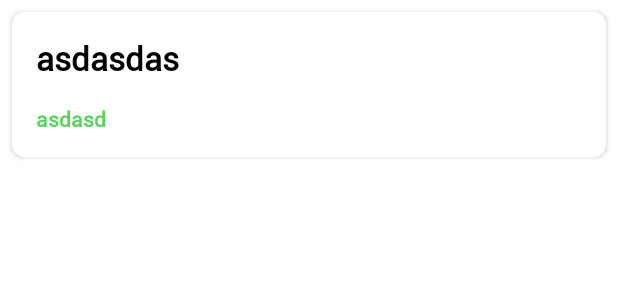
After one commit to QuietsMum/Orzu_uslugi, an Android app: the layout thrd.xml on its own in the app's theme, with its tools: preview values and no code run, on a phone screen of 412 x 824 dp. The commit adds this screen. Shown: the top 300 px of the screen. Run offline under Robolectric (Android 15) with nearby library versions, the phone set to English and light mode, and no system bars.

Commit message:
Заполните все поля!

```diff
--- a/app/src/main/java/orzu/org/Fragment4.java
+++ b/app/src/main/java/orzu/org/Fragment4.java
@@ -36,6 +36,7 @@ import java.util.Map;
 
 import javax.net.ssl.HttpsURLConnection;
 
+import orzu.org.Notification.AdapterDifferentLayout;
 import orzu.org.ui.login.model;
 
 public class Fragment4 extends Fragment implements View.OnClickListener, SwipeRefreshLayout.OnRefreshListener  {
@@ -107,7 +108,7 @@ public class Fragment4 extends Fragment implements View.OnClickListener, SwipeRe
         textnotask.setVisibility(View.INVISIBLE);
         rv = view.findViewById(R.id.rvMy);
 
-       // rv.setHasFixedSize(true);
+        // rv.setHasFixedSize(true);
         rv.setNestedScrollingEnabled(false);
         LinearLayoutManager llm = new LinearLayoutManager(getContext());
         rv.setLayoutManager(llm);
--- a/app/src/main/java/orzu/org/Main2Activity.java
+++ b/app/src/main/java/orzu/org/Main2Activity.java
@@ -173,6 +173,8 @@ public class Main2Activity extends AppCompatActivity
             // Выводим выбранный пункт в заголовке
             setTitle(item.getTitle());
 
+
+        }else if(id==R.id.fourth){
 
         }
         DrawerLayout drawer = findViewById(R.id.drawer_layout);
--- a/app/src/main/res/layout/feedback_item.xml
+++ b/app/src/main/res/layout/feedback_item.xml
@@ -2,7 +2,7 @@
 <RelativeLayout xmlns:android="http://schemas.android.com/apk/res/android"
     xmlns:app="http://schemas.android.com/apk/res-auto"
     android:layout_width="match_parent"
-    android:layout_height="match_parent"
+    android:layout_height="wrap_content"
     android:layout_margin="8dp"
     android:orientation="vertical"
     android:padding="8dp">
--- /dev/null
+++ b/app/src/main/res/layout/thrd.xml
@@ -0,0 +1,69 @@
+<?xml version="1.0" encoding="utf-8"?>
+<androidx.cardview.widget.CardView xmlns:android="http://schemas.android.com/apk/res/android"
+    xmlns:app="http://schemas.android.com/apk/res-auto"
+    xmlns:tools="http://schemas.android.com/tools"
+    android:id="@+id/card_main"
+    android:layout_width="match_parent"
+    android:layout_height="wrap_content"
+    android:foreground="?android:attr/selectableItemBackground"
+    android:clickable="true"
+    app:cardCornerRadius="8dp"
+    android:layout_marginStart="8dp"
+    android:layout_marginLeft="8dp"
+    android:layout_marginTop="8dp"
+    android:layout_marginEnd="8dp"
+    android:layout_marginRight="8dp"
+    android:layout_marginBottom="8dp"
+    android:orientation="vertical"
+    android:focusable="true">
+
+
+    <androidx.constraintlayout.widget.ConstraintLayout
+        android:layout_width="match_parent"
+        android:layout_height="wrap_content"
+        android:padding="8dp"
+        android:layout_marginBottom="8dp"
+        android:layout_marginTop="8dp"
+        android:layout_marginStart="8dp"
+        android:layout_marginEnd="8dp"
+        android:layout_marginRight="8dp"
+        android:layout_marginLeft="8dp">
+
+
+        <TextView
+            android:id="@+id/kondic"
+            android:layout_width="fill_parent"
+            android:layout_height="wrap_content"
+            android:layout_gravity="start"
+            android:text="asdasdas"
+            android:textSize="22sp"
+            app:layout_constraintTop_toTopOf="parent"
+            android:textStyle="bold"
+            android:textColor="@android:color/black"
+            app:layout_constraintStart_toStartOf="parent"/>
+
+
+
+        <TextView
+            android:id="@+id/desc"
+            android:layout_width="0dp"
+            android:layout_height="wrap_content"
+            android:layout_gravity="center"
+            android:layout_marginTop="16dp"
+            android:text="asdasd"
+            android:textSize="14sp"
+            android:textStyle="bold"
+            android:textColor="@color/colorPrimary"
+            app:layout_constraintLeft_toLeftOf="parent"
+            app:layout_constraintTop_toBottomOf="@id/kondic"
+            app:layout_constraintRight_toRightOf="parent"/>
+
+
+
+
+    </androidx.constraintlayout.widget.ConstraintLayout>
+
+
+
+
+</androidx.cardview.widget.CardView>
--- a/app/src/main/res/menu/activity_main2_drawer.xml
+++ b/app/src/main/res/menu/activity_main2_drawer.xml
@@ -18,6 +18,10 @@
             android:id="@+id/third"
             android:icon="@drawable/ic_cloud_done_48pt_3x"
             android:title="@string/my_tasks" />
+        <item
+            android:id="@+id/fourth"
+            android:icon="@drawable/ic_cloud_done_48pt_3x"
+            android:title="@string/notification" />
 
     </group>
 
--- a/app/src/main/res/values/strings.xml
+++ b/app/src/main/res/values/strings.xml
@@ -83,6 +83,7 @@
     <string name="share_user">Поделиться</string>
     <string name="setting_user">Редактирование</string>
     <string name="subscribes">подписка на категории</string>
+    <string name="notification">Уведомления</string>
 
     <string-array name="datecreatelist">
         <item>В любое время</item>
```
Also changed, not shown: app/src/main/java/orzu/org/Notification/AdapterDifferentLayout.java (added, +169 -0 lines), app/src/main/java/orzu/org/Notification/ChooseYouItem.java (added, +59 -0 lines), app/src/main/java/orzu/org/Notification/Literature.java (added, +9 -0 lines), app/src/main/java/orzu/org/Notification/OtklikITem.java (added, +31 -0 lines), app/src/main/java/orzu/org/Notification/feedbackItem.java (added, +61 -0 lines).
